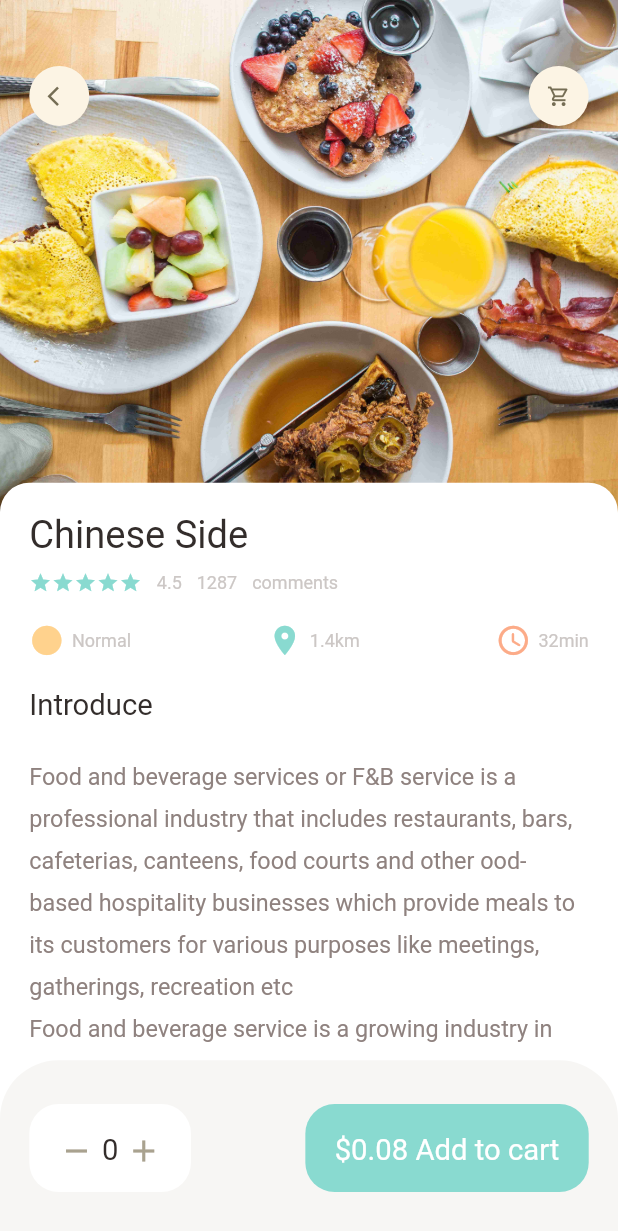
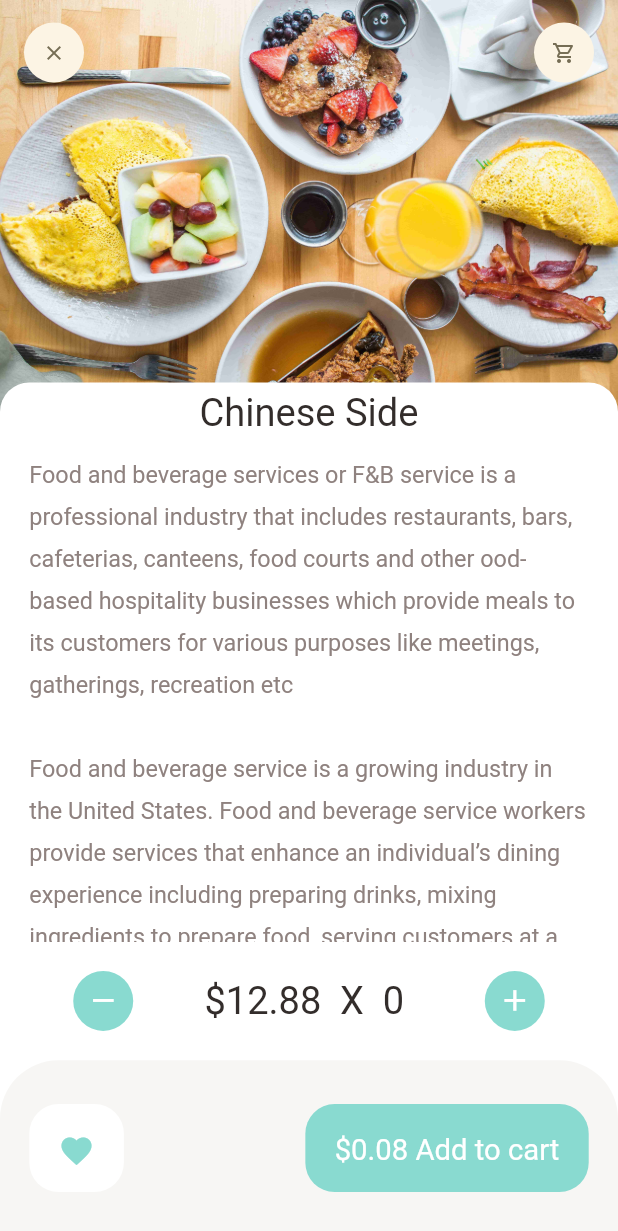
Before and after one commit to Hervera/Food-delivery, a Flutter app: the screen it shows after launch, after a tap on "Show more", on a phone screen of 412 x 824 dp. Shown: the top 1231 px of the screen. Run offline on Flutter 3.47's test engine with Material 2 defaults, Android fonts, the phone set to English and light mode, and no system bars; our stand-ins replace dots_indicator, get.

Commit message:
add recommended food detail page

```diff
--- a/lib/main.dart
+++ b/lib/main.dart
@@ -1,5 +1,6 @@
 import 'package:flutter/material.dart';
 import 'package:food_delivery/pages/food/popular_food_detail.dart';
+import 'package:food_delivery/pages/food/recommended_food_detail.dart';
 import 'package:food_delivery/pages/home/main_food_page.dart';
 import 'package:get/get.dart';
 
@@ -19,7 +20,7 @@ class MyApp extends StatelessWidget {
       theme: ThemeData(
         primarySwatch: Colors.blue,
       ),
-      home: PopularFoodDetail(),
+      home: RecommendedFoodDetail(),
     );
   }
 }
--- a/lib/pages/food/popular_food_detail.dart
+++ b/lib/pages/food/popular_food_detail.dart
@@ -69,9 +69,9 @@ class PopularFoodDetail extends StatelessWidget {
                       child: SingleChildScrollView(
                         child: ExpandableTextWidget(
                             text:
-                                "Food and beverage services or F&B service is a professional industry that includes restaurants, bars, cafeterias, canteens, food courts and other food-based hospitality businesses which provide meals to its customers for various purposes like meetings, gatherings, recreation etc \n"
-                                "Food and beverage service is a growing industry in the United States. Food and beverage service workers provide services that enhance an individual’s dining experience including preparing drinks, mixing ingredients to prepare food, serving customers at a table, delivering orders to the table, and managing a section of the restaurant. \n"
-                                "Food and beverage service workers are also labeled as servers, waiters/waitresses, bartenders, bussers, runners, hosts, dishwashers, cooks (not including chefs), assistants (e.g., salad preparers) \n"
+                                "Food and beverage services or F&B service is a professional industry that includes restaurants, bars, cafeterias, canteens, food courts and other food-based hospitality businesses which provide meals to its customers for various purposes like meetings, gatherings, recreation etc \n\n"
+                                "Food and beverage service is a growing industry in the United States. Food and beverage service workers provide services that enhance an individual’s dining experience including preparing drinks, mixing ingredients to prepare food, serving customers at a table, delivering orders to the table, and managing a section of the restaurant. \n\n"
+                                "Food and beverage service workers are also labeled as servers, waiters/waitresses, bartenders, bussers, runners, hosts, dishwashers, cooks (not including chefs), assistants (e.g., salad preparers) \n\n"
                                 "To be successful in food service industry it is important to be able to do more than just take orders and serve food. You must have knowledge of the different types of foods and beverages offered, how to present them in an appealing manner, and most importantly you must be friendly."),
                       ),
                     )
--- /dev/null
+++ b/lib/pages/food/recommended_food_detail.dart
@@ -0,0 +1,152 @@
+import 'package:flutter/material.dart';
+import 'package:food_delivery/utils/colors.dart';
+import 'package:food_delivery/utils/dimensions.dart';
+import 'package:food_delivery/widgets/app_icon.dart';
+import 'package:food_delivery/widgets/big_text.dart';
+import 'package:food_delivery/widgets/expandable_text_widget.dart';
+
+class RecommendedFoodDetail extends StatelessWidget {
+  const RecommendedFoodDetail({Key? key}) : super(key: key);
+
+  @override
+  Widget build(BuildContext context) {
+    return Scaffold(
+      backgroundColor: Colors.white,
+      body: CustomScrollView(
+        slivers: [
+          SliverAppBar(
+            toolbarHeight: 70,
+            title: Row(
+              mainAxisAlignment: MainAxisAlignment.spaceBetween,
+              children: [
+                AppIcon(icon: Icons.clear),
+                AppIcon(icon: Icons.shopping_cart_outlined)
+              ],
+            ),
+            bottom: PreferredSize(
+              preferredSize: Size.fromHeight(20),
+              child: Container(
+                child: Center(
+                    child:
+                        BigText(size: Dimensions.font26, text: "Chinese Side")),
+                width: double.maxFinite,
+                padding: EdgeInsets.only(top: 5, bottom: 10),
+                decoration: BoxDecoration(
+                    color: Colors.white,
+                    borderRadius: BorderRadius.only(
+                        topLeft: Radius.circular(Dimensions.radius20),
+                        topRight: Radius.circular(Dimensions.radius20))),
+              ),
+            ),
+            pinned: true,
+            backgroundColor: AppColors.yellowColor,
+            expandedHeight: 300,
+            flexibleSpace: FlexibleSpaceBar(
+              background: Image.asset("assets/image/breakfast.jpg",
+                  width: double.maxFinite, fit: BoxFit.cover),
+            ),
+          ),
+          SliverToBoxAdapter(
+            child: Column(
+              children: [
+                Container(
+                  child: ExpandableTextWidget(
+                      text:
+                          "Food and beverage services or F&B service is a professional industry that includes restaurants, bars, cafeterias, canteens, food courts and other food-based hospitality businesses which provide meals to its customers for various purposes like meetings, gatherings, recreation etc \n\n"
+                          "Food and beverage service is a growing industry in the United States. Food and beverage service workers provide services that enhance an individual’s dining experience including preparing drinks, mixing ingredients to prepare food, serving customers at a table, delivering orders to the table, and managing a section of the restaurant. \n\n"
+                          "Food and beverage service workers are also labeled as servers, waiters/waitresses, bartenders, bussers, runners, hosts, dishwashers, cooks (not including chefs), assistants (e.g., salad preparers) \n\n"
+                          "Food and beverage services or F&B service is a professional industry that includes restaurants, bars, cafeterias, canteens, food courts and other food-based hospitality businesses which provide meals to its customers for various purposes like meetings, gatherings, recreation etc \n\n"
+                          "Food and beverage service is a growing industry in the United States. Food and beverage service workers provide services that enhance an individual’s dining experience including preparing drinks, mixing ingredients to prepare food, serving customers at a table, delivering orders to the table, and managing a section of the restaurant. \n\n"
+                          "Food and beverage service workers are also labeled as servers, waiters/waitresses, bartenders, bussers, runners, hosts, dishwashers, cooks (not including chefs), assistants (e.g., salad preparers)"),
+                  margin: EdgeInsets.only(
+                      left: Dimensions.width20, right: Dimensions.width20),
+                ),
+              ],
+            ),
+          ),
+        ],
+      ),
+      bottomNavigationBar: Column(
+        mainAxisSize: MainAxisSize.min,
+        children: [
+          Container(
+            padding: EdgeInsets.only(
+                left: Dimensions.width20 * 2.5,
+                right: Dimensions.width20 * 2.5,
+                top: Dimensions.height20,
+                bottom: Dimensions.height20),
+            child: Row(
+              mainAxisAlignment: MainAxisAlignment.spaceBetween,
+              children: [
+                AppIcon(
+                    iconSize: Dimensions.iconSize24,
+                    iconColor: Colors.white,
+                    backgroundColor: AppColors.mainColor,
+                    icon: Icons.remove),
+                BigText(
+                    text: "\$12.88 " + " X " + " 0 ",
+                    color: AppColors.mainBlackColor,
+                    size: Dimensions.font26),
+                AppIcon(
+                    iconSize: Dimensions.iconSize24,
+                    iconColor: Colors.white,
+                    backgroundColor: AppColors.mainColor,
+                    icon: Icons.add),
+              ],
+            ),
+          ),
+          Container(
+            height: Dimensions.bottomHeightBar,
+            padding: EdgeInsets.only(
+                top: Dimensions.height30,
+                bottom: Dimensions.height30,
+                left: Dimensions.width20,
+                right: Dimensions.width20),
+            decoration: BoxDecoration(
+                color: AppColors.buttonBackgroundColor,
+                borderRadius: BorderRadius.only(
+                  topLeft: Radius.circular(Dimensions.radius20 * 2),
+                  topRight: Radius.circular(Dimensions.radius20 * 2),
+                )),
+            child: Row(
+              mainAxisAlignment: MainAxisAlignment.spaceBetween,
+              children: [
+                Container(
+                    padding: EdgeInsets.only(
+                        top: Dimensions.height20,
+                        bottom: Dimensions.height20,
+                        left: Dimensions.width20,
+                        right: Dimensions.width20),
+                    decoration: BoxDecoration(
+                        borderRadius:
+                            BorderRadius.circular(Dimensions.radius20),
+                        color: Colors.white),
+                    child: Icon(Icons.favorite, color: AppColors.mainColor)),
+                Container(
+                  padding: EdgeInsets.only(
+                      top: Dimensions.height20,
+                      bottom: Dimensions.height20,
+                      left: Dimensions.width20,
+                      right: Dimensions.width20),
+                  decoration: BoxDecoration(
+                    borderRadius: BorderRadius.circular(Dimensions.radius20),
+                    color: AppColors.mainColor,
+                  ),
+                  child: Row(
+                    children: [
+                      BigText(text: "\$0.08", color: Colors.white),
+                      SizedBox(
+                        width: Dimensions.width10 / 2,
+                      ),
+                      BigText(text: "Add to cart", color: Colors.white)
+                    ],
+                  ),
+                )
+              ],
+            ),
+          ),
+        ],
+      ),
+    );
+  }
+}
--- a/lib/widgets/app_icon.dart
+++ b/lib/widgets/app_icon.dart
@@ -6,6 +6,7 @@ class AppIcon extends StatelessWidget {
   final Color backgroundColor;
   final Color iconColor;
   final double size;
+  final double iconSize;
 
   const AppIcon({
     Key? key,
@@ -13,6 +14,7 @@ class AppIcon extends StatelessWidget {
     this.backgroundColor = const Color(0xFFfcf4e4),
     this.iconColor = const Color(0xFF756d54),
     this.size = 40,
+    this.iconSize = 16,
   }) : super(key: key);
 
   @override
@@ -23,6 +25,6 @@ class AppIcon extends StatelessWidget {
         decoration: BoxDecoration(
             borderRadius: BorderRadius.circular(size / 2),
             color: backgroundColor),
-        child: Icon(icon, color: iconColor, size: Dimensions.iconSize16));
+        child: Icon(icon, color: iconColor, size: iconSize));
   }
 }
```
